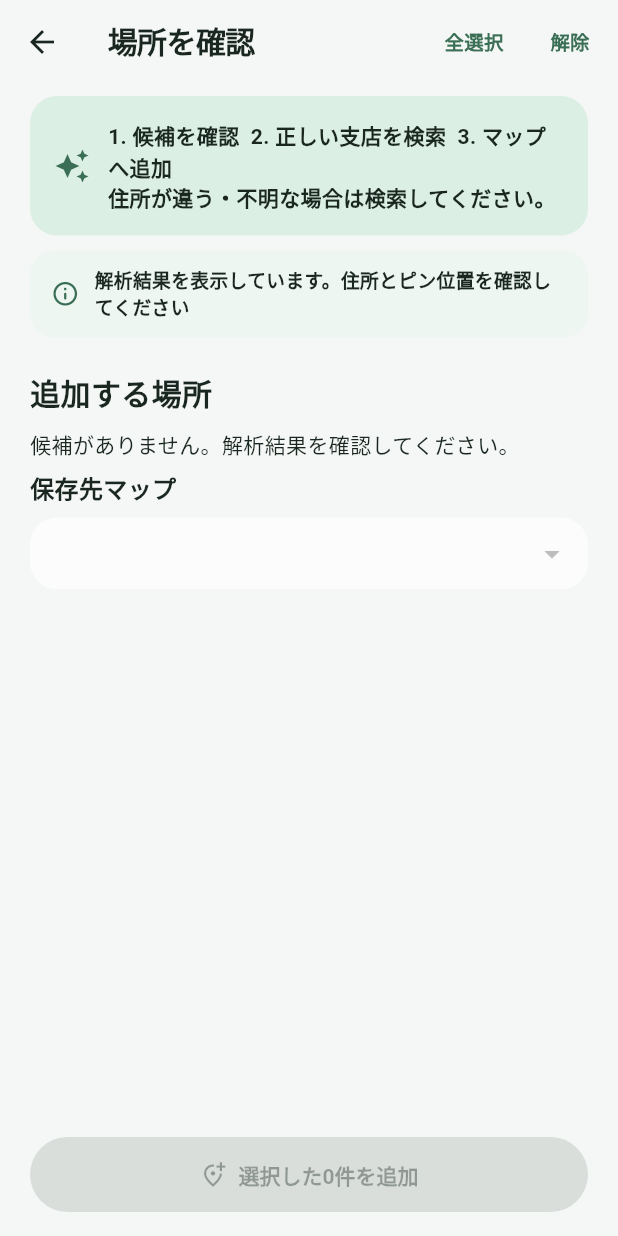
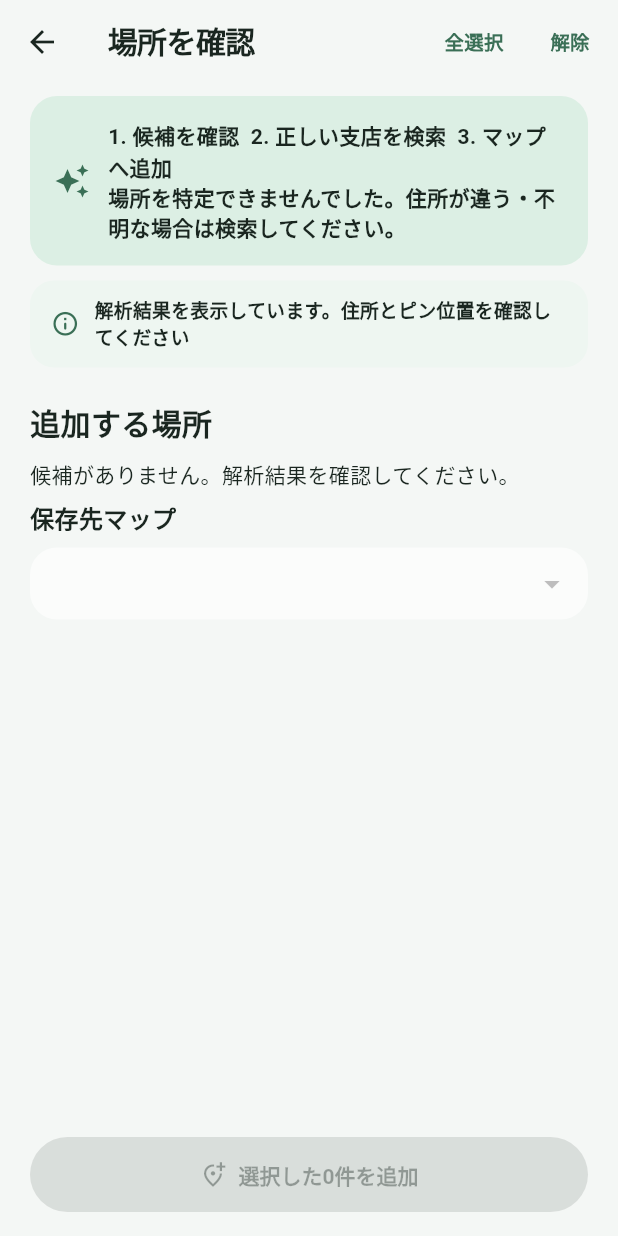
Before and after one commit to pandaman1482y/Pinlogy, a Flutter app: the ExtractionScreen screen opened directly with empty values, on a phone screen of 412 x 824 dp. Run offline on Flutter 3.47's test engine with Material 3 defaults, Android fonts, the phone set to English and light mode, and no system bars; our stand-ins replace app_links, flutter_map, geolocator, google_fonts, image_picker, latlong2 and 3 more; missing offline and left inert: google_mlkit_text_recognition; accounts and stored records are empty; network calls fail.

Commit message:
エラー解消

```diff
--- a/lib/features/extraction/extraction_screen.dart
+++ b/lib/features/extraction/extraction_screen.dart
@@ -81,14 +81,6 @@ class _ExtractionScreenState extends State<ExtractionScreen> {
     super.didChangeDependencies();
     final controller = AppScope.of(context);
     final candidates = controller.candidatesForPost(widget.sourcePostId);
-    final identifiedCount = candidates
-        .where(controller.isIdentifiedPlaceCandidate)
-        .length;
-    final resultMessage = identifiedCount > 0
-        ? '$identifiedCount件の場所を特定しました。'
-        : candidates.isNotEmpty
-        ? '${candidates.length}件の候補がありますが、場所は未確定です。'
-        : '場所を特定できませんでした。';
     if (selected.isEmpty) {
       for (final c in candidates) {
         if (c.match != PlaceMatchConfidence.unresolved && !_requiresReview(c)) {
@@ -107,6 +99,14 @@ class _ExtractionScreenState extends State<ExtractionScreen> {
     final candidates = controller.candidatesForPost(widget.sourcePostId);
     final maps = controller.hub.snapshot.maps;
     final analysisSource = _analysisSource(controller);
+    final identifiedCount = candidates
+        .where(controller.isIdentifiedPlaceCandidate)
+        .length;
+    final resultMessage = identifiedCount > 0
+        ? '$identifiedCount件の場所を特定しました。'
+        : candidates.isNotEmpty
+        ? '${candidates.length}件の候補がありますが、場所は未確定です。'
+        : '場所を特定できませんでした。';
 
     return Scaffold(
       appBar: AppBar(
```
